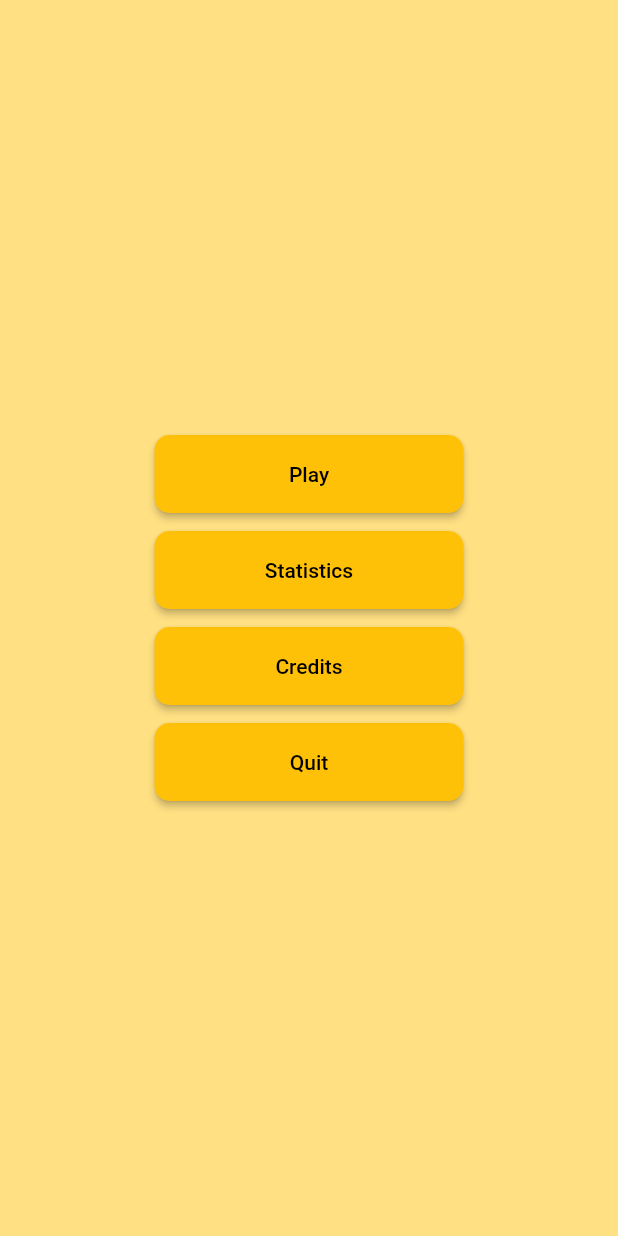
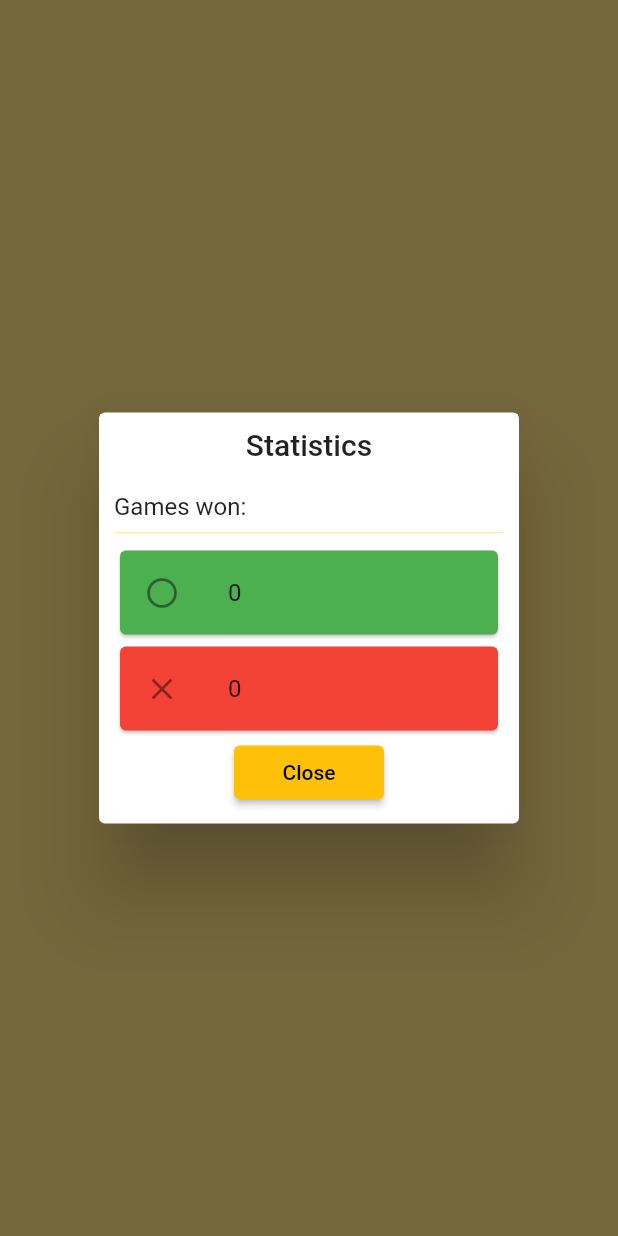
Before and after one commit to linememory/tic_tac_toe, a Flutter app: the screen it shows after launch, after a tap on "Statistics", on a phone screen of 412 x 824 dp. Run offline on Flutter 3.47's test engine with Material 2 defaults, Android fonts, the phone set to English and light mode, and no system bars; our stand-ins replace flutter_riverpod.

Commit message:
added statistics dialog

```diff
--- a/lib/features/menu/menu.dart
+++ b/lib/features/menu/menu.dart
@@ -2,6 +2,8 @@ import 'package:flutter/material.dart';
 import 'package:flutter/services.dart';
 import 'package:tic_tac_toe/features/game/views/tic_tac_toe.dart';
 import 'package:tic_tac_toe/features/menu/credits.dart';
+import 'package:tic_tac_toe/features/menu/settings.dart';
+import 'package:tic_tac_toe/features/menu/statistics.dart';
 
 class Menu extends StatelessWidget {
   const Menu({Key? key}) : super(key: key);
@@ -41,7 +43,14 @@ class Menu extends StatelessWidget {
             ),
             ElevatedButton(
               style: buttonStyle,
-              onPressed: () {},
+              onPressed: () {
+                showDialog(
+                  context: context,
+                  builder: (context) {
+                    return const Statistics();
+                  },
+                );
+              },
               child: const Text("Statistics"),
             ),
             ElevatedButton(
--- /dev/null
+++ b/lib/features/menu/statistics.dart
@@ -0,0 +1,44 @@
+import 'package:flutter/material.dart';
+
+class Statistics extends StatelessWidget {
+  const Statistics({Key? key}) : super(key: key);
+
+  @override
+  Widget build(BuildContext context) {
+    return SimpleDialog(
+      titlePadding: const EdgeInsets.all(10),
+      contentPadding: const EdgeInsets.all(10),
+      title: const Text(
+        'Statistics',
+        textAlign: TextAlign.center,
+      ),
+      children: [
+        const Text("Games won:"),
+        Divider(
+          thickness: 0.25,
+          color: Theme.of(context).primaryColor,
+        ),
+        const Card(
+          color: Colors.green,
+          child: ListTile(
+            leading: Icon(Icons.circle_outlined),
+            title: Text("0"),
+          ),
+        ),
+        const Card(
+          color: Colors.red,
+          child: ListTile(
+            leading: Icon(Icons.clear),
+            title: Text("0"),
+          ),
+        ),
+        Padding(
+          padding: const EdgeInsets.symmetric(horizontal: 80.0),
+          child: ElevatedButton(
+              onPressed: () => Navigator.pop(context),
+              child: const Text("Close")),
+        )
+      ],
+    );
+  }
+}
```
